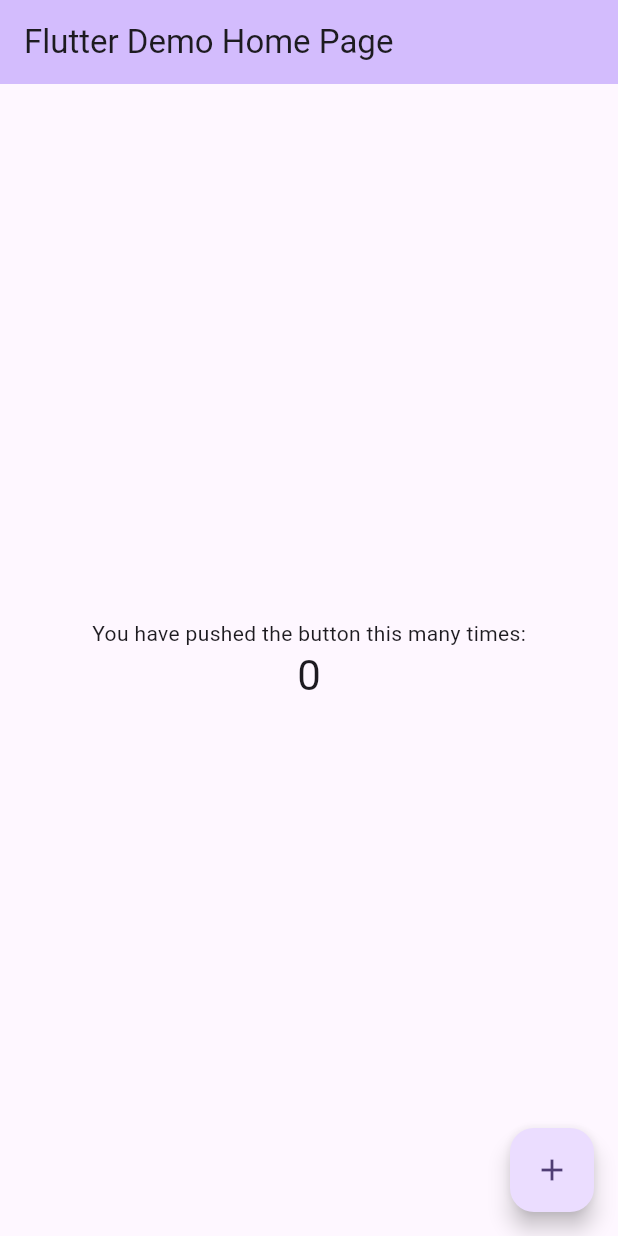
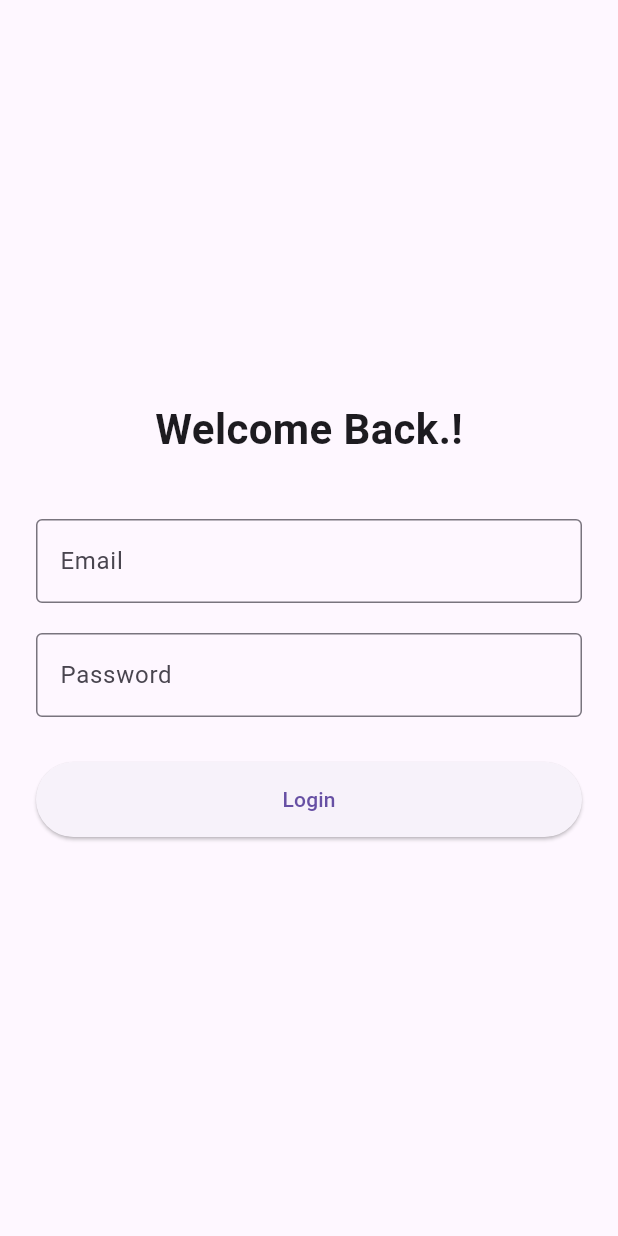
Before and after one commit to Binu0714/LMS_Mobile_App, a Flutter app: the screen it shows after launch, on a phone screen of 412 x 824 dp. Run offline on Flutter 3.47's test engine with Material 3 defaults, Android fonts, the phone set to English and light mode, and no system bars.

Commit message:
feat(ui): implement basic login screen

```diff
--- a/lib/main.dart
+++ b/lib/main.dart
@@ -1,122 +1,18 @@
 import 'package:flutter/material.dart';
+import 'screens/login_screen.dart';
 
 void main() {
   runApp(const MyApp());
 }
 
-class MyApp extends StatelessWidget {
+class MyApp extends StatelessWidget{
   const MyApp({super.key});
 
-  // This widget is the root of your application.
   @override
   Widget build(BuildContext context) {
     return MaterialApp(
-      title: 'Flutter Demo',
-      theme: ThemeData(
-        // This is the theme of your application.
-        //
-        // TRY THIS: Try running your application with "flutter run". You'll see
-        // the application has a purple toolbar. Then, without quitting the app,
-        // try changing the seedColor in the colorScheme below to Colors.green
-        // and then invoke "hot reload" (save your changes or press the "hot
-        // reload" button in a Flutter-supported IDE, or press "r" if you used
-        // the command line to start the app).
-        //
-        // Notice that the counter didn't reset back to zero; the application
-        // state is not lost during the reload. To reset the state, use hot
-        // restart instead.
-        //
-        // This works for code too, not just values: Most code changes can be
-        // tested with just a hot reload.
-        colorScheme: .fromSeed(seedColor: Colors.deepPurple),
-      ),
-      home: const MyHomePage(title: 'Flutter Demo Home Page'),
+      debugShowCheckedModeBanner: false,
+      home: LoginScreen(),
     );
   }
 }
-
-class MyHomePage extends StatefulWidget {
-  const MyHomePage({super.key, required this.title});
-
-  // This widget is the home page of your application. It is stateful, meaning
-  // that it has a State object (defined below) that contains fields that affect
-  // how it looks.
-
-  // This class is the configuration for the state. It holds the values (in this
-  // case the title) provided by the parent (in this case the App widget) and
-  // used by the build method of the State. Fields in a Widget subclass are
-  // always marked "final".
-
-  final String title;
-
-  @override
-  State<MyHomePage> createState() => _MyHomePageState();
-}
-
-class _MyHomePageState extends State<MyHomePage> {
-  int _counter = 0;
-
-  void _incrementCounter() {
-    setState(() {
-      // This call to setState tells the Flutter framework that something has
-      // changed in this State, which causes it to rerun the build method below
-      // so that the display can reflect the updated values. If we changed
-      // _counter without calling setState(), then the build method would not be
-      // called again, and so nothing would appear to happen.
-      _counter++;
-    });
-  }
-
-  @override
-  Widget build(BuildContext context) {
-    // This method is rerun every time setState is called, for instance as done
-    // by the _incrementCounter method above.
-    //
-    // The Flutter framework has been optimized to make rerunning build methods
-    // fast, so that you can just rebuild anything that needs updating rather
-    // than having to individually change instances of widgets.
-    return Scaffold(
-      appBar: AppBar(
-        // TRY THIS: Try changing the color here to a specific color (to
-        // Colors.amber, perhaps?) and trigger a hot reload to see the AppBar
-        // change color while the other colors stay the same.
-        backgroundColor: Theme.of(context).colorScheme.inversePrimary,
-        // Here we take the value from the MyHomePage object that was created by
-        // the App.build method, and use it to set our appbar title.
-        title: Text(widget.title),
-      ),
-      body: Center(
-        // Center is a layout widget. It takes a single child and positions it
-        // in the middle of the parent.
-        child: Column(
-          // Column is also a layout widget. It takes a list of children and
-          // arranges them vertically. By default, it sizes itself to fit its
-          // children horizontally, and tries to be as tall as its parent.
-          //
-          // Column has various properties to control how it sizes itself and
-          // how it positions its children. Here we use mainAxisAlignment to
-          // center the children vertically; the main axis here is the vertical
-          // axis because Columns are vertical (the cross axis would be
-          // horizontal).
-          //
-          // TRY THIS: Invoke "debug painting" (choose the "Toggle Debug Paint"
-          // action in the IDE, or press "p" in the console), to see the
-          // wireframe for each widget.
-          mainAxisAlignment: .center,
-          children: [
-            const Text('You have pushed the button this many times:'),
-            Text(
-              '$_counter',
-              style: Theme.of(context).textTheme.headlineMedium,
-            ),
-          ],
-        ),
-      ),
-      floatingActionButton: FloatingActionButton(
-        onPressed: _incrementCounter,
-        tooltip: 'Increment',
-        child: const Icon(Icons.add),
-      ),
-    );
-  }
-}
--- /dev/null
+++ b/lib/screens/login_screen.dart
@@ -0,0 +1,33 @@
+import 'package:flutter/material.dart';
+
+class LoginScreen extends StatelessWidget {
+  const LoginScreen({super.key});
+
+  @override
+  Widget build(BuildContext context) {
+    return Scaffold(
+      body: Padding(
+        padding: const EdgeInsets.all(24.0),
+        child: Column(
+          mainAxisAlignment: MainAxisAlignment.center,
+          children: [
+            const Text("Welcome Back.!",style: TextStyle(fontSize: 28, fontWeight: FontWeight.bold)),
+            const SizedBox(height: 40),
+
+            TextField(decoration: InputDecoration(labelText: 'Email', border: OutlineInputBorder())),
+            const SizedBox(height: 20),
+
+            TextField(obscureText: true, decoration: InputDecoration(labelText: 'Password', border: OutlineInputBorder())),
+            const SizedBox(height: 30),
+
+            SizedBox(
+              width: double.infinity,
+              height: 50,
+              child: ElevatedButton(onPressed: () {},child: const Text('Login')),
+            ),
+          ],
+        ),
+      ),
+    );
+  }
+}
```
